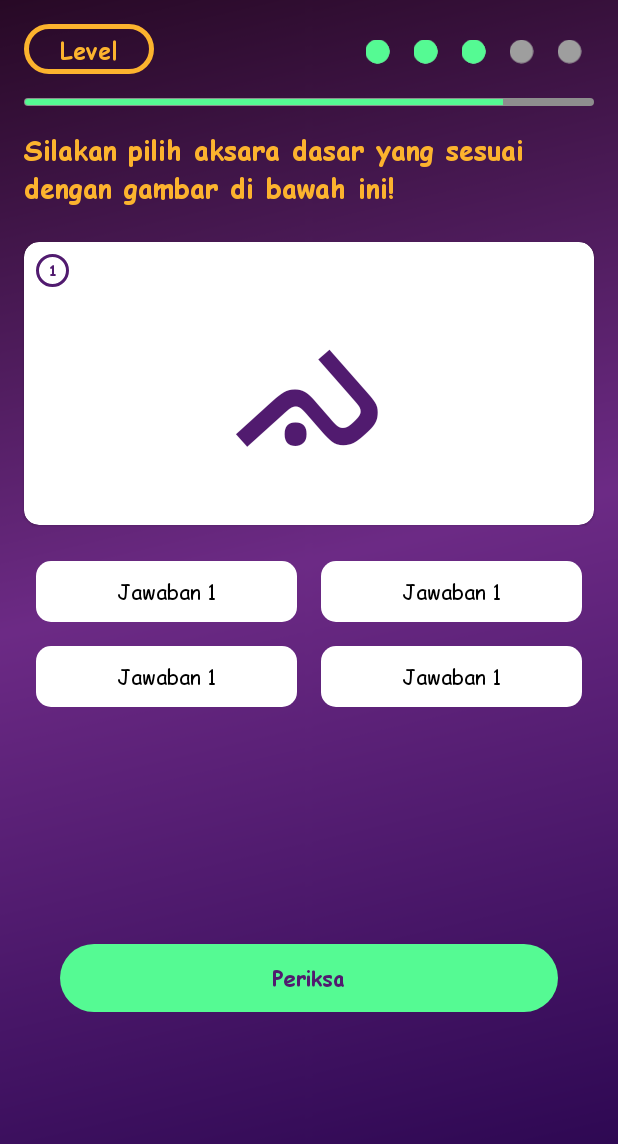
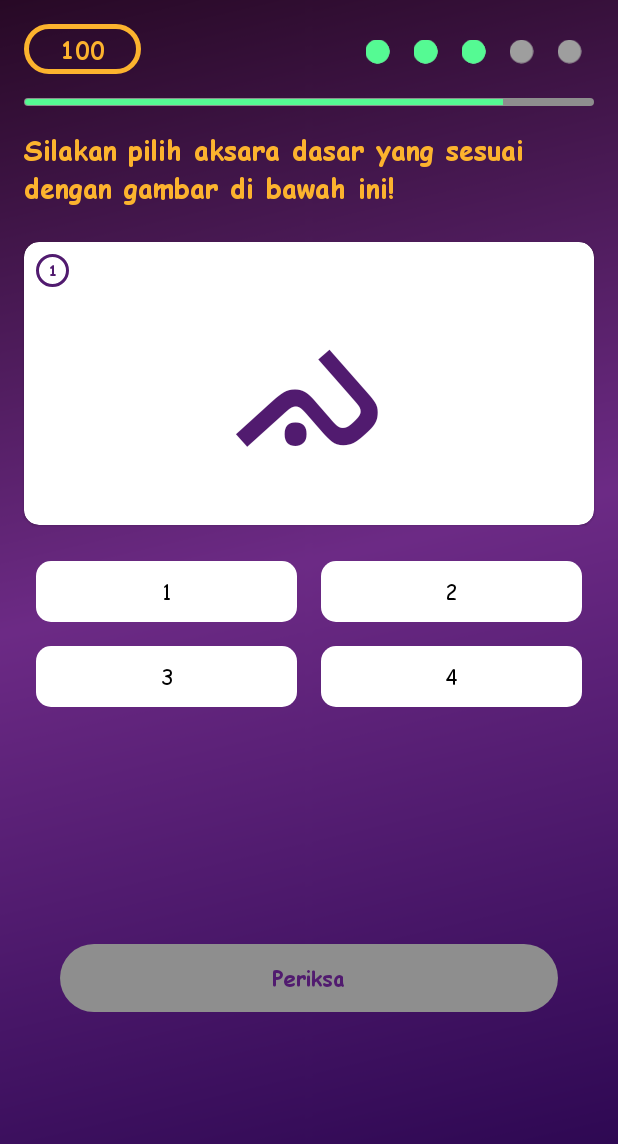
Before and after one commit to sainalsultan/Panrita_Maccule, an Android app: the SoalActivity screen opened directly, with no data from a screen before it, on a phone screen of 412 x 824 dp. Shown: the top 1144 px of the screen. Run offline under Robolectric (Android 15) with nearby library versions, the light colour scheme and no system bars.

Commit message:
Soal Activity - Jawaban interface

```diff
--- a/app/src/main/java/co/id/panritamaccule/SoalActivity.kt
+++ b/app/src/main/java/co/id/panritamaccule/SoalActivity.kt
@@ -5,50 +5,91 @@ import android.animation.ObjectAnimator
 import android.os.Bundle
 import android.view.View
 import android.view.animation.DecelerateInterpolator
+import android.widget.*
 import androidx.appcompat.app.AppCompatActivity
+import androidx.recyclerview.widget.GridLayoutManager
+import co.id.panritamaccule.adapter.AdapterJawaban
 import co.id.panritamaccule.utils.dialog
 import co.id.panritamaccule.utils.toast
 import kotlinx.android.synthetic.main.activity_soal.*
+import kotlinx.android.synthetic.main.activity_soal.textview_level
+
 
 class SoalActivity : AppCompatActivity(), View.OnClickListener {
 
-    private var objectAnimator : ObjectAnimator?=null
+    private val mAdapter by lazy { AdapterJawaban() }
+    private var objectAnimator: ObjectAnimator? = null
+    private var jawabanSoal: String? = null
 
     override fun onCreate(savedInstanceState: Bundle?) {
         super.onCreate(savedInstanceState)
         setContentView(R.layout.activity_soal)
 
-        ObjectAnimator.ofInt(progressbar_time,"progress",100,0).apply {
-            setDuration(30000)
-            interpolator = DecelerateInterpolator()
-            addListener(object : Animator.AnimatorListener{
+        objectAnimator = ObjectAnimator.ofInt(progressbar_time, "progress", 100, 0)
+        objectAnimator!!.setDuration(30000)
+        objectAnimator!!.interpolator = DecelerateInterpolator()
+        objectAnimator!!.addListener(object : Animator.AnimatorListener {
             override fun onAnimationRepeat(animation: Animator?) {
 
             }
 
             override fun onAnimationEnd(animation: Animator?) {
-                    toast("Yeah")
+                toast("waktu habis")
             }
 
             override fun onAnimationCancel(animation: Animator?) {
-
+                toast("batal")
             }
 
             override fun onAnimationStart(animation: Animator?) {
 
             }
         })
-            start()
+        objectAnimator!!.start()
+        textview_level.text = objectAnimator!!.animatedValue.toString()
+        button_periksa.isEnabled = false
+        if (!(button_periksa.isEnabled)) {
+            button_periksa.background = resources.getDrawable(R.drawable.ui_button_default)
         }
+
+        val data = mutableListOf<String>()
+        for(i in 1..4) {
+            data.add("$i")
+        }
+
+        recyclerview_jawaban.apply {
+            setHasFixedSize(true)
+            layoutManager = GridLayoutManager(this@SoalActivity,2)
+            adapter = mAdapter.also { it.setAdapter(data) }
+        }
+
+        mAdapter.setItemClickRadioButton(object : AdapterJawaban.setOnClickRadioButton{
+            override fun OnClickRadioButton(jawaban: String) {
+                button_periksa.isEnabled = true
+                button_periksa.background = resources.getDrawable(R.drawable.ui_button_accent)
+                jawabanSoal = jawaban
+            }
+        })
 
         button_periksa.setOnClickListener(this)
     }
 
     override fun onClick(v: View?) {
-        when(v){
-            button_periksa->{
-                dialog("Berhasil","Lanjut")
+        when (v) {
+            button_periksa -> {
+                periksaJawaban(jawabanSoal!!)
             }
         }
     }
+
+    private fun periksaJawaban(jawaban: String) {
+        dialog("Jawaban", jawaban)
     }
+
+    override fun onBackPressed() {
+        objectAnimator!!.removeAllListeners()
+        objectAnimator!!.cancel()
+        super.onBackPressed()
+    }
+
+}
--- /dev/null
+++ b/app/src/main/java/co/id/panritamaccule/adapter/AdapterJawaban.kt
@@ -0,0 +1,63 @@
+package co.id.panritamaccule.adapter
+
+import android.view.LayoutInflater
+import android.view.View
+import android.view.ViewGroup
+import androidx.recyclerview.widget.RecyclerView
+import co.id.panritamaccule.R
+import kotlinx.android.synthetic.main.item_jawaban.view.*
+
+
+/**
+ * Created by Sainal Sultan on 6/04/2020.
+ * sainalsultan@gmail.com | Hasanah Dev.
+ */
+class AdapterJawaban : RecyclerView.Adapter<AdapterJawaban.ViewHolder>() {
+
+    interface setOnClickRadioButton{
+        fun OnClickRadioButton(jawaban: String)
+    }
+    private val list: MutableList<String> = mutableListOf()
+    private var lastCheckedPosition = -1
+    private var mItemClickRadioButton : setOnClickRadioButton? = null
+
+    fun setAdapter(list: MutableList<String>) {
+        this.list.clear()
+        this.list.addAll(list)
+        notifyDataSetChanged()
+    }
+
+    override fun onCreateViewHolder(parent: ViewGroup, viewType: Int): ViewHolder {
+        LayoutInflater.from(parent.context).inflate(R.layout.item_jawaban, parent, false).also {
+            return ViewHolder(it)
+        }
+    }
+
+    override fun getItemCount(): Int {
+        return list.size
+    }
+
+    override fun onBindViewHolder(holder: ViewHolder, position: Int) {
+        holder.bindItems(position, lastCheckedPosition)
+    }
+
+    inner class ViewHolder(itemView: View) : RecyclerView.ViewHolder(itemView) {
+        fun bindItems(position: Int, selectedPosition: Int) {
+            if (selectedPosition == position) {
+                itemView.radiobutton_jawaban.isChecked = true
+            } else {
+                itemView.radiobutton_jawaban.isChecked = false
+            }
+            itemView.radiobutton_jawaban.text = list.get(position)
+            itemView.radiobutton_jawaban.setOnClickListener {
+                lastCheckedPosition = adapterPosition
+                notifyDataSetChanged()
+                mItemClickRadioButton!!.OnClickRadioButton(list.get(position))
+            }
+        }
+    }
+
+    fun setItemClickRadioButton(mItemClickRadioButton : setOnClickRadioButton){
+        this.mItemClickRadioButton = mItemClickRadioButton
+    }
+}
--- a/app/src/main/java/co/id/panritamaccule/utils/ToggleButtonGroupTableLayout.kt
+++ b/app/src/main/java/co/id/panritamaccule/utils/ToggleButtonGroupTableLayout.kt
@@ -4,9 +4,11 @@ import android.content.Context
 import android.util.AttributeSet
 import android.view.View
 import android.view.ViewGroup
+import android.widget.CompoundButton
 import android.widget.RadioButton
 import android.widget.TableLayout
 import android.widget.TableRow
+import androidx.annotation.IdRes
 
 
 /**
@@ -16,6 +18,7 @@ import android.widget.TableRow
 
 
 class ToggleButtonGroupTableLayout : TableLayout, View.OnClickListener {
+
     private var activeRadioButton: RadioButton? = null
 
     constructor(context: Context?) : super(context) {
--- /dev/null
+++ b/app/src/main/res/drawable/ui_button_default.xml
@@ -0,0 +1,5 @@
+<?xml version="1.0" encoding="utf-8"?>
+<shape xmlns:android="http://schemas.android.com/apk/res/android" android:shape="rectangle">
+    <solid android:color="@color/colorGrey" />
+    <corners android:radius="@dimen/marginXLarge" />
+</shape>
--- a/app/src/main/res/layout/activity_soal.xml
+++ b/app/src/main/res/layout/activity_soal.xml
@@ -112,7 +112,7 @@
             </androidx.constraintlayout.widget.ConstraintLayout>
         </androidx.cardview.widget.CardView>
 
-        <co.id.panritamaccule.utils.ToggleButtonGroupTableLayout
+        <!--<co.id.panritamaccule.utils.ToggleButtonGroupTableLayout
             android:id="@+id/radiogroup_jawaban"
             android:layout_width="0dp"
             android:layout_height="wrap_content"
@@ -121,57 +121,135 @@
             app:layout_constraintStart_toStartOf="@+id/guidelineStart"
             app:layout_constraintTop_toBottomOf="@+id/cardview_soal1">
 
-            <TableRow
+            &lt;!&ndash;<TableRow
+                android:id="@+id/tr1"
                 android:layout_width="match_parent"
                 android:layout_height="wrap_content">
 
                 <RadioButton
+                    android:id="@+id/radiobutton_jawaban1"
                     style="@style/radioStyle"
                     android:layout_width="match_parent"
                     android:layout_height="wrap_content"
                     android:layout_margin="@dimen/marginSpace"
                     android:layout_weight="1"
                     android:gravity="center"
-                    android:padding="10dp"
+                    android:paddingTop="10dp"
+                    android:paddingBottom="10dp"
                     android:text="@string/jawaban_1" />
 
                 <RadioButton
+                    android:id="@+id/radiobutton_jawaban2"
                     style="@style/radioStyle"
                     android:layout_width="match_parent"
                     android:layout_height="wrap_content"
                     android:layout_margin="@dimen/marginSpace"
                     android:layout_weight="1"
                     android:gravity="center"
-                    android:padding="10dp"
-                    android:text="@string/jawaban_1" />
+                    android:paddingTop="10dp"
+                    android:paddingBottom="10dp"
+                    android:text="2" />
             </TableRow>
 
             <TableRow
+                android:id="@+id/tr2"
                 android:layout_width="match_parent"
                 android:layout_height="wrap_content">
 
                 <RadioButton
+                    android:id="@+id/radiobutton_jawaban3"
                     style="@style/radioStyle"
                     android:layout_width="match_parent"
                     android:layout_height="wrap_content"
                     android:layout_margin="@dimen/marginSpace"
                     android:layout_weight="1"
                     android:gravity="center"
-                    android:padding="10dp"
-                    android:text="@string/jawaban_1" />
+                    android:paddingTop="10dp"
+                    android:paddingBottom="10dp"
+                    android:text="3" />
 
                 <RadioButton
+                    android:id="@+id/radiobutton_jawaban4"
                     style="@style/radioStyle"
                     android:layout_width="match_parent"
                     android:layout_height="wrap_content"
                     android:layout_margin="@dimen/marginSpace"
                     android:layout_weight="1"
                     android:gravity="center"
-                    android:padding="10dp"
-                    android:text="@string/jawaban_1" />
-            </TableRow>
+                    android:paddingTop="10dp"
+                    android:paddingBottom="10dp"
+                    android:text="4" />
+            </TableRow>&ndash;&gt;
 
-        </co.id.panritamaccule.utils.ToggleButtonGroupTableLayout>
+        </co.id.panritamaccule.utils.ToggleButtonGroupTableLayout>-->
+
+        <!--<RadioGroup
+            android:id="@+id/radiogroup_jawaban"
+            android:layout_width="0dp"
+            android:layout_height="wrap_content"
+            android:layout_marginTop="@dimen/marginLayout"
+            app:layout_constraintEnd_toEndOf="@+id/guidelineEnd"
+            app:layout_constraintStart_toStartOf="@+id/guidelineStart"
+            app:layout_constraintTop_toBottomOf="@+id/cardview_soal1"/>-->
+
+            <!--<RadioButton
+                android:id="@+id/radiobutton_jawaban1"
+                style="@style/radioStyle"
+                android:layout_width="match_parent"
+                android:layout_height="wrap_content"
+                android:layout_margin="@dimen/marginSpace"
+                android:layout_weight="1"
+                android:gravity="center"
+                android:paddingTop="10dp"
+                android:paddingBottom="10dp"
+                android:text="@string/jawaban_1" />
+
+            <RadioButton
+                android:id="@+id/radiobutton_jawaban2"
+                style="@style/radioStyle"
+                android:layout_width="match_parent"
+                android:layout_height="wrap_content"
+                android:layout_margin="@dimen/marginSpace"
+                android:layout_weight="1"
+                android:gravity="center"
+                android:paddingTop="10dp"
+                android:paddingBottom="10dp"
+                android:text="@string/jawaban_1" />
+
+            <RadioButton
+                android:id="@+id/radiobutton_jawaban3"
+                style="@style/radioStyle"
+                android:layout_width="match_parent"
+                android:layout_height="wrap_content"
+                android:layout_margin="@dimen/marginSpace"
+                android:layout_weight="1"
+                android:gravity="center"
+                android:paddingTop="10dp"
+                android:paddingBottom="10dp"
+                android:text="@string/jawaban_1" />
+
+            <RadioButton
+                android:id="@+id/radiobutton_jawaban4"
+                style="@style/radioStyle"
+                android:layout_width="match_parent"
+                android:layout_height="wrap_content"
+                android:layout_margin="@dimen/marginSpace"
+                android:layout_weight="1"
+                android:gravity="center"
+                android:paddingTop="10dp"
+                android:paddingBottom="10dp"
+                android:text="@string/jawaban_1" />-->
+
+        <!--</RadioGroup>-->
+
+        <androidx.recyclerview.widget.RecyclerView
+            android:id="@+id/recyclerview_jawaban"
+            android:layout_width="0dp"
+            android:layout_height="wrap_content"
+            android:layout_marginTop="@dimen/marginLayout"
+            app:layout_constraintEnd_toEndOf="@+id/guidelineEnd"
+            app:layout_constraintStart_toStartOf="@+id/guidelineStart"
+            app:layout_constraintTop_toBottomOf="@+id/cardview_soal1"/>
 
         <Button
             android:id="@+id/button_periksa"
@@ -187,7 +265,7 @@
             app:layout_constraintBottom_toBottomOf="parent"
             app:layout_constraintEnd_toEndOf="@+id/guidelineEnd"
             app:layout_constraintStart_toStartOf="@+id/guidelineStart"
-            app:layout_constraintTop_toBottomOf="@+id/radiogroup_jawaban" />
+            app:layout_constraintTop_toBottomOf="@+id/recyclerview_jawaban" />
 
         <androidx.constraintlayout.widget.Guideline
             android:id="@+id/guidelineStart"
--- /dev/null
+++ b/app/src/main/res/layout/item_jawaban.xml
@@ -0,0 +1,23 @@
+<?xml version="1.0" encoding="utf-8"?>
+<androidx.constraintlayout.widget.ConstraintLayout xmlns:android="http://schemas.android.com/apk/res/android"
+    xmlns:app="http://schemas.android.com/apk/res-auto"
+    android:layout_width="match_parent"
+    android:layout_height="wrap_content">
+
+    <RadioButton
+        android:id="@+id/radiobutton_jawaban"
+        style="@style/radioStyle"
+        android:layout_width="match_parent"
+        android:layout_height="wrap_content"
+        android:layout_margin="@dimen/marginSpace"
+        android:layout_weight="1"
+        android:gravity="center"
+        android:paddingTop="10dp"
+        android:paddingBottom="10dp"
+        android:text="@string/jawaban_1"
+        app:layout_constraintEnd_toEndOf="parent"
+        app:layout_constraintStart_toStartOf="parent"
+        app:layout_constraintTop_toTopOf="parent"
+        app:layout_constraintBottom_toBottomOf="parent"/>
+
+</androidx.constraintlayout.widget.ConstraintLayout>
--- a/app/src/main/res/values/strings.xml
+++ b/app/src/main/res/values/strings.xml
@@ -30,5 +30,6 @@
     <string name="instruksi1">Silakan pilih aksara dasar yang sesuai dengan gambar di bawah ini!</string>
     <string name="jawaban_1">Jawaban 1</string>
     <string name="periksa">Periksa</string>
+    <item name="jawaban1" type="id"/>
 
 </resources>
```
Lines whose indentation alone changed are shown as unchanged.
